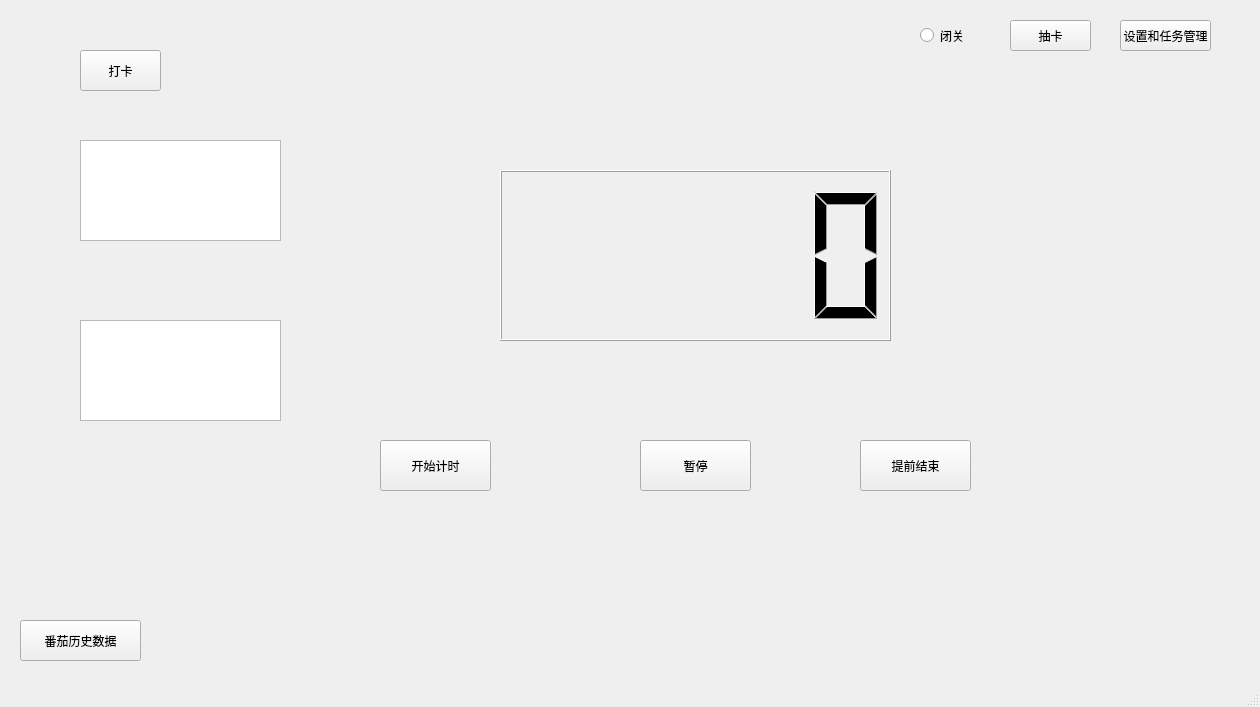
Hurricane2333/Tomato_Clock, file mainwindow.ui: the form before one commit.
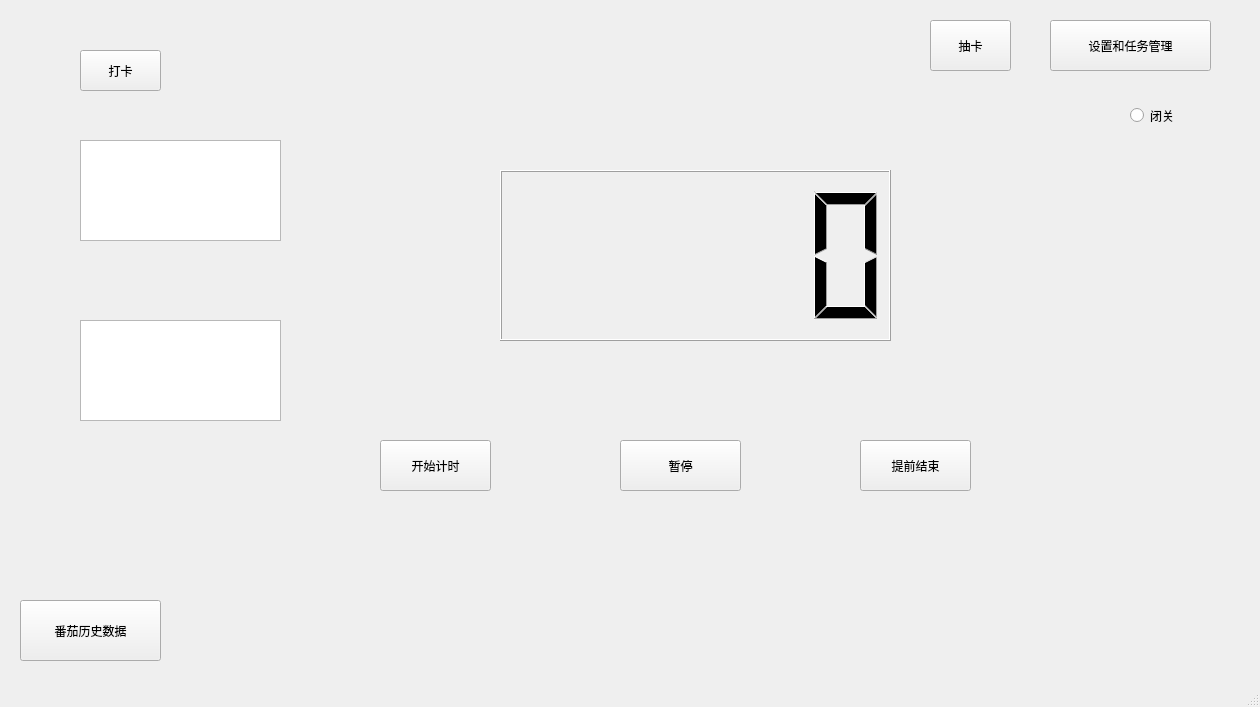
The form after the commit.

```diff
--- a/mainwindow.ui
+++ b/mainwindow.ui
@@ -85,12 +85,15 @@
    <widget class="QPushButton" name="pauseBtn">
     <property name="geometry">
      <rect>
-      <x>640</x>
+      <x>620</x>
       <y>440</y>
-      <width>111</width>
+      <width>121</width>
       <height>51</height>
      </rect>
     </property>
+    <property name="styleSheet">
+     <string notr="true">font: 900 14pt &quot;Arial&quot;;</string>
+    </property>
     <property name="text">
      <string>暂停</string>
     </property>
@@ -111,12 +114,15 @@
    <widget class="QPushButton" name="rewardBtn">
     <property name="geometry">
      <rect>
-      <x>1010</x>
+      <x>930</x>
       <y>20</y>
       <width>81</width>
-      <height>31</height>
+      <height>51</height>
      </rect>
     </property>
+    <property name="styleSheet">
+     <string notr="true">font: 900 14pt &quot;Arial&quot;;</string>
+    </property>
     <property name="text">
      <string>抽卡</string>
     </property>
@@ -124,12 +130,15 @@
    <widget class="QPushButton" name="manageBtn">
     <property name="geometry">
      <rect>
-      <x>1120</x>
+      <x>1050</x>
       <y>20</y>
-      <width>91</width>
-      <height>31</height>
+      <width>161</width>
+      <height>51</height>
      </rect>
     </property>
+    <property name="styleSheet">
+     <string notr="true">font: 900 14pt &quot;Arial&quot;;</string>
+    </property>
     <property name="text">
      <string>设置和任务管理</string>
     </property>
@@ -138,11 +147,14 @@
     <property name="geometry">
      <rect>
       <x>20</x>
-      <y>620</y>
-      <width>121</width>
-      <height>41</height>
+      <y>600</y>
+      <width>141</width>
+      <height>61</height>
      </rect>
     </property>
+    <property name="styleSheet">
+     <string notr="true">font: 900 14pt &quot;Arial&quot;;</string>
+    </property>
     <property name="text">
      <string>番茄历史数据</string>
     </property>
@@ -150,12 +162,15 @@
    <widget class="QRadioButton" name="closeBtn">
     <property name="geometry">
      <rect>
-      <x>920</x>
-      <y>20</y>
-      <width>61</width>
-      <height>31</height>
+      <x>1130</x>
+      <y>90</y>
+      <width>81</width>
+      <height>51</height>
      </rect>
     </property>
+    <property name="styleSheet">
+     <string notr="true">font: 900 16pt &quot;Arial&quot;;</string>
+    </property>
     <property name="text">
      <string>闭关</string>
     </property>
```
Left out of the diff: 9 changed lines with no effect on the pictures.
